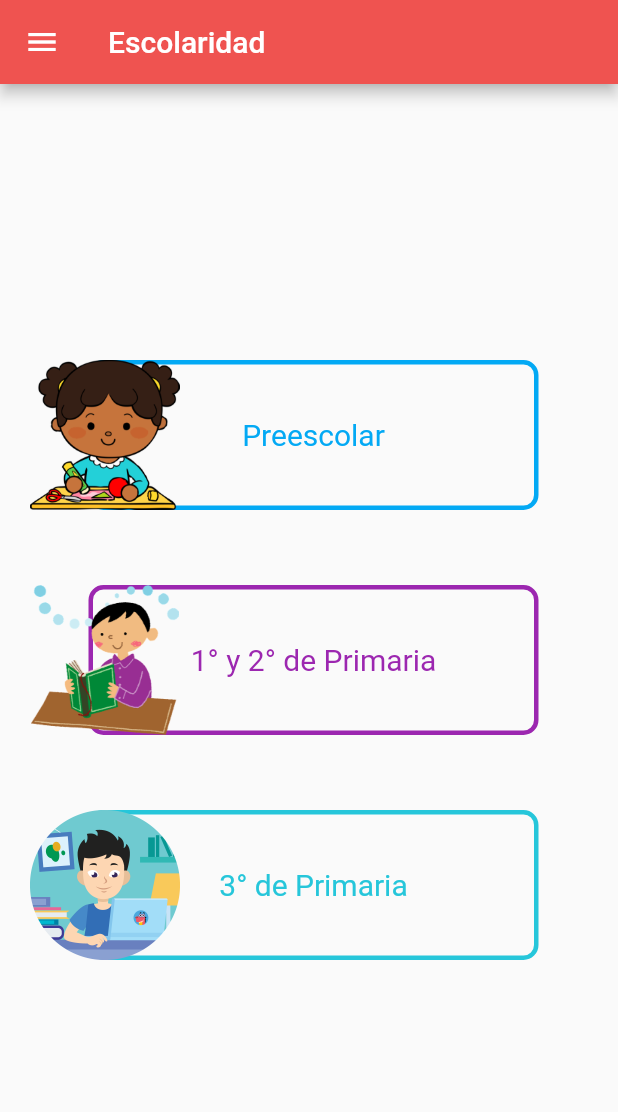
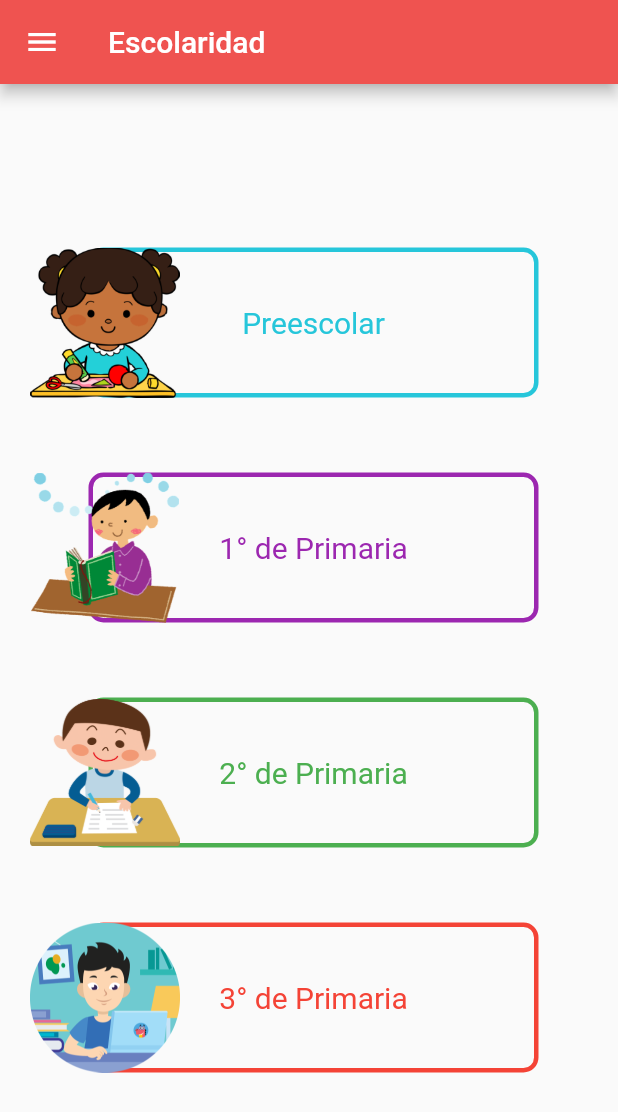
Before and after one commit to OrbitalCardinal/LitMath, a Flutter app: the SelectionScreen screen opened by its route, on a phone screen of 412 x 824 dp. Shown: the top 1112 px of the screen. Run offline on Flutter 3.47's test engine with Material 2 defaults, Android fonts, the phone set to English and light mode, and no system bars.

Commit message:
selection_screen fixed

```diff
--- a/litmath/lib/main.dart
+++ b/litmath/lib/main.dart
@@ -34,7 +34,7 @@ class MyApp extends StatelessWidget {
       ),
       debugShowCheckedModeBanner: false,
       // home: const SelectionScreen(),
-      home: const CountingActivtyScreen(),
+      home: const SelectionScreen(),
       routes: {
         FirstScreen.routeName: (ctx) => const FirstScreen(),
         SecondScreen.routeName: (ctx) => const SecondScreen(),
--- a/litmath/lib/screens/selection_screen.dart
+++ b/litmath/lib/screens/selection_screen.dart
@@ -49,7 +49,7 @@ class SelectionScreen extends StatelessWidget {
             ScholarshipCard(
               imageUrl: "assets/imgs/preescolar.png",
               title: "Preescolar",
-              color: Colors.lightBlue,
+              color: Colors.cyan.shade400,
               routeName: KinderScreen.routeName,
             ),
             const SizedBox(
@@ -57,8 +57,17 @@ class SelectionScreen extends StatelessWidget {
             ),
             ScholarshipCard(
               imageUrl: "assets/imgs/primaria.png",
-              title: "1° y 2° de Primaria",
+              title: "1° de Primaria",
               color: Colors.purple,
+              routeName: ElementaryScreen.routeName,
+            ),
+            const SizedBox(
+              height: 50,
+            ),
+            ScholarshipCard(
+              imageUrl: "assets/imgs/primaria2.png",
+              title: "2° de Primaria",
+              color: Colors.green,
               routeName: ElementaryScreen.routeName,
             ),
             const SizedBox(
@@ -67,7 +76,7 @@ class SelectionScreen extends StatelessWidget {
             ScholarshipCard(
               imageUrl: "assets/imgs/secundaria.png",
               title: "3° de Primaria",
-              color: Colors.cyan.shade400,
+              color: Colors.red,
               routeName: MiddleScreen.routeName,
             ),
           ],
```
Also changed, not shown: litmath/pubspec.yaml (+21 -0 lines), litmath/assets/imgs/primaria2.png (added).
